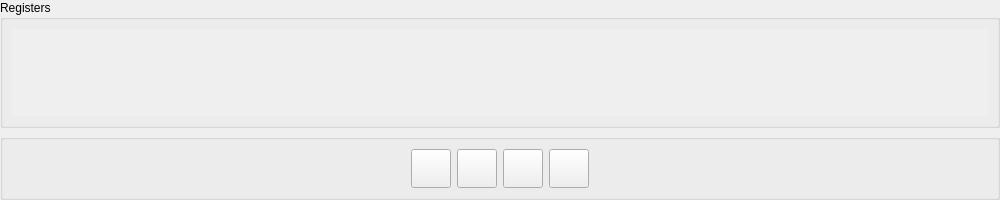
Old version of the form gui/control.ui in the repository dimitry-ishenko-casparcg/pbus2amcp.
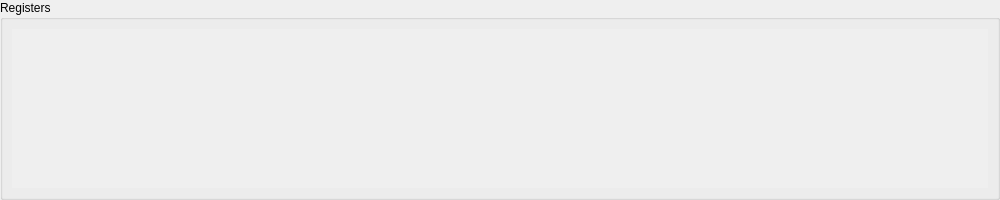
New version of the form. Icons and pictures are not drawn.

```diff
--- a/gui/control.ui
+++ b/gui/control.ui
@@ -46,7 +46,7 @@
            <x>0</x>
            <y>0</y>
            <width>984</width>
-           <height>86</height>
+           <height>156</height>
           </rect>
          </property>
          <layout class="QVBoxLayout" name="layout_2"/>
@@ -56,118 +56,6 @@
      </layout>
     </widget>
    </item>
-   <item>
-    <widget class="QGroupBox" name="cmd">
-     <layout class="QHBoxLayout" name="layout_3">
-      <item>
-       <spacer name="spacer">
-        <property name="orientation">
-         <enum>Qt::Horizontal</enum>
-        </property>
-        <property name="sizeHint" stdset="0">
-         <size>
-          <width>40</width>
-          <height>20</height>
-         </size>
-        </property>
-       </spacer>
-      </item>
-      <item>
-       <widget class="QToolButton" name="recall">
-        <property name="toolTip">
-         <string>Recall</string>
-        </property>
-        <property name="icon">
-         <iconset resource="../res/icons.qrc">
-          <normaloff>:/recall.svg</normaloff>:/recall.svg</iconset>
-        </property>
-        <property name="iconSize">
-         <size>
-          <width>32</width>
-          <height>32</height>
-         </size>
-        </property>
-        <property name="shortcut">
-         <string>Ctrl+R</string>
-        </property>
-       </widget>
-      </item>
-      <item>
-       <widget class="QToolButton" name="cue">
-        <property name="toolTip">
-         <string>Cue</string>
-        </property>
-        <property name="icon">
-         <iconset resource="../res/icons.qrc">
-          <normaloff>:/cue.svg</normaloff>:/cue.svg</iconset>
-        </property>
-        <property name="iconSize">
-         <size>
-          <width>32</width>
-          <height>32</height>
-         </size>
-        </property>
-        <property name="shortcut">
-         <string>Ctrl+C</string>
-        </property>
-       </widget>
-      </item>
-      <item>
-       <widget class="QToolButton" name="play">
-        <property name="toolTip">
-         <string>Play</string>
-        </property>
-        <property name="icon">
-         <iconset resource="../res/icons.qrc">
-          <normaloff>:/play.svg</normaloff>:/play.svg</iconset>
-        </property>
-        <property name="iconSize">
-         <size>
-          <width>32</width>
-          <height>32</height>
-         </size>
-        </property>
-        <property name="shortcut">
-         <string>Ctrl+P</string>
-        </property>
-       </widget>
-      </item>
-      <item>
-       <widget class="QToolButton" name="stop">
-        <property name="toolTip">
-         <string>Stop</string>
-        </property>
-        <property name="icon">
-         <iconset resource="../res/icons.qrc">
-          <normaloff>:/stop.svg</normaloff>:/stop.svg</iconset>
-        </property>
-        <property name="iconSize">
-         <size>
-          <width>32</width>
-          <height>32</height>
-         </size>
-        </property>
-        <property name="shortcut">
-         <string>Ctrl+S</string>
-        </property>
-       </widget>
-      </item>
-      <item>
-       <spacer name="spacer_2">
-        <property name="orientation">
-         <enum>Qt::Horizontal</enum>
-        </property>
-        <property name="sizeHint" stdset="0">
-         <size>
-          <width>40</width>
-          <height>20</height>
-         </size>
-        </property>
-       </spacer>
-      </item>
-     </layout>
-    </widget>
-   </item>
   </layout>
  </widget>
  <resources>
```
Left out of the diff: 4 changed lines with no effect on the pictures.
